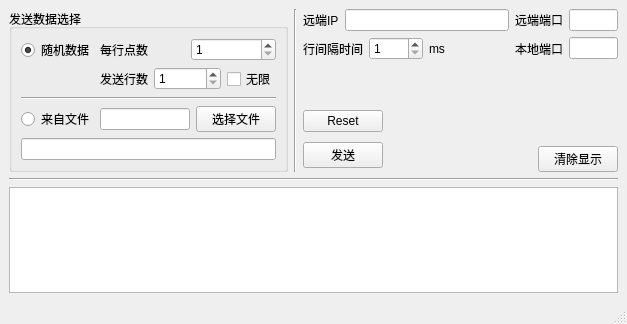
Old version of the form mainwindow.ui in the repository curious-heart/PointDataSender.
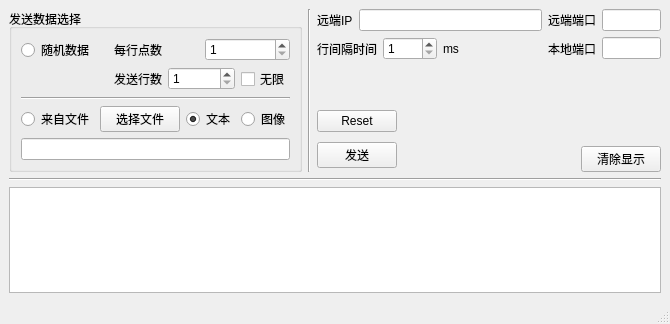
New version of the form.

What changed in the file:
```diff
--- a/mainwindow.ui
+++ b/mainwindow.ui
@@ -6,7 +6,7 @@
    <rect>
     <x>0</x>
     <y>0</y>
-    <width>622</width>
+    <width>670</width>
     <height>324</height>
    </rect>
   </property>
@@ -125,13 +125,6 @@
                </property>
               </widget>
              </item>
-             <item>
-              <widget class="QLineEdit" name="fileFpnLEdit">
-               <property name="readOnly">
-                <bool>true</bool>
-               </property>
-              </widget>
-             </item>
              <item>
               <widget class="QPushButton" name="selFileBtn">
                <property name="text">
@@ -139,6 +132,23 @@
                </property>
               </widget>
              </item>
+             <item>
+              <widget class="QRadioButton" name="txtFileTypeRBtn">
+               <property name="text">
+                <string>文本</string>
+               </property>
+               <property name="checked">
+                <bool>true</bool>
+               </property>
+              </widget>
+             </item>
+             <item>
+              <widget class="QRadioButton" name="imgFileTypeRBtn">
+               <property name="text">
+                <string>图像</string>
+               </property>
+              </widget>
+             </item>
             </layout>
            </item>
            <item>
```
Left out of the diff: 2 changed lines with no effect on the pictures.
